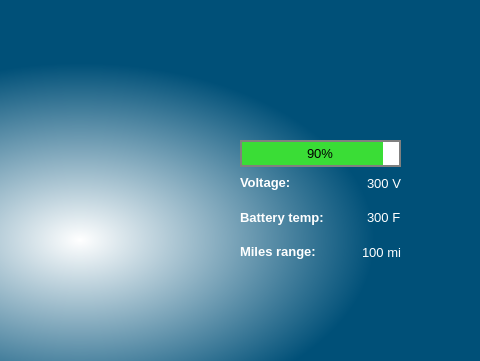
Qt form Dashboard.ui (uci-solar-car/Production-Dashboard-Code) before a commit; both pictures show x 320 to 800 and y 0 to 361 of the 800 by 480 pixel window.
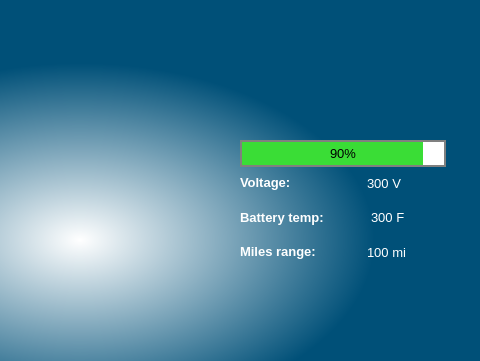
The same form after that commit. Icons and pictures are not drawn.

```diff
--- a/Dashboard.ui
+++ b/Dashboard.ui
@@ -118,7 +118,7 @@
          </property>
          <property name="sizeHint" stdset="0">
           <size>
-           <width>40</width>
+           <width>70</width>
            <height>20</height>
           </size>
          </property>
@@ -142,6 +142,19 @@
          </property>
         </widget>
        </item>
+       <item>
+        <spacer name="horizontalSpacer_4">
+         <property name="orientation">
+          <enum>Qt::Horizontal</enum>
+         </property>
+         <property name="sizeHint" stdset="0">
+          <size>
+           <width>40</width>
+           <height>20</height>
+          </size>
+         </property>
+        </spacer>
+       </item>
       </layout>
      </item>
      <item>
@@ -167,7 +180,7 @@
          </property>
          <property name="sizeHint" stdset="0">
           <size>
-           <width>28</width>
+           <width>15</width>
            <height>37</height>
           </size>
          </property>
@@ -188,6 +201,19 @@
          </property>
         </widget>
        </item>
+       <item>
+        <spacer name="horizontalSpacer_5">
+         <property name="orientation">
+          <enum>Qt::Horizontal</enum>
+         </property>
+         <property name="sizeHint" stdset="0">
+          <size>
+           <width>28</width>
+           <height>37</height>
+          </size>
+         </property>
+        </spacer>
+       </item>
       </layout>
      </item>
      <item>
@@ -217,7 +243,7 @@
          </property>
          <property name="sizeHint" stdset="0">
           <size>
-           <width>40</width>
+           <width>45</width>
            <height>20</height>
           </size>
          </property>
@@ -238,6 +264,19 @@
          </property>
         </widget>
        </item>
+       <item>
+        <spacer name="horizontalSpacer_6">
+         <property name="orientation">
+          <enum>Qt::Horizontal</enum>
+         </property>
+         <property name="sizeHint" stdset="0">
+          <size>
+           <width>40</width>
+           <height>20</height>
+          </size>
+         </property>
+        </spacer>
+       </item>
       </layout>
      </item>
     </layout>
```
